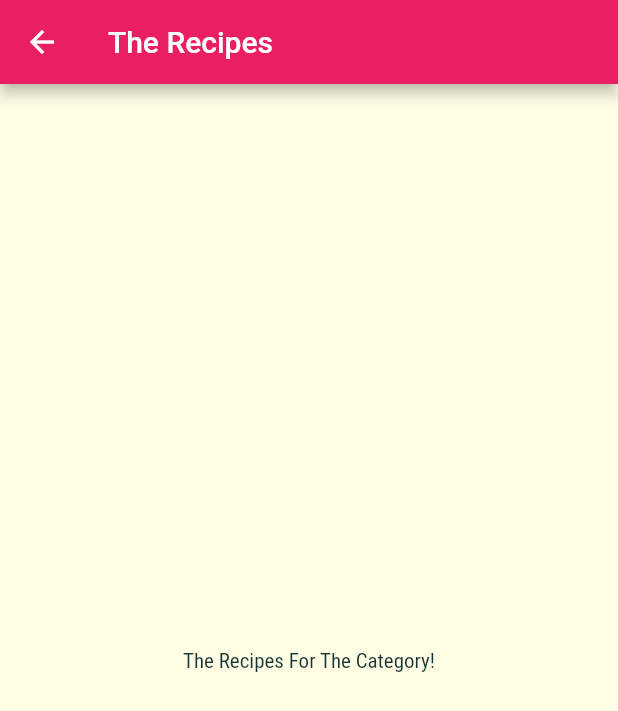
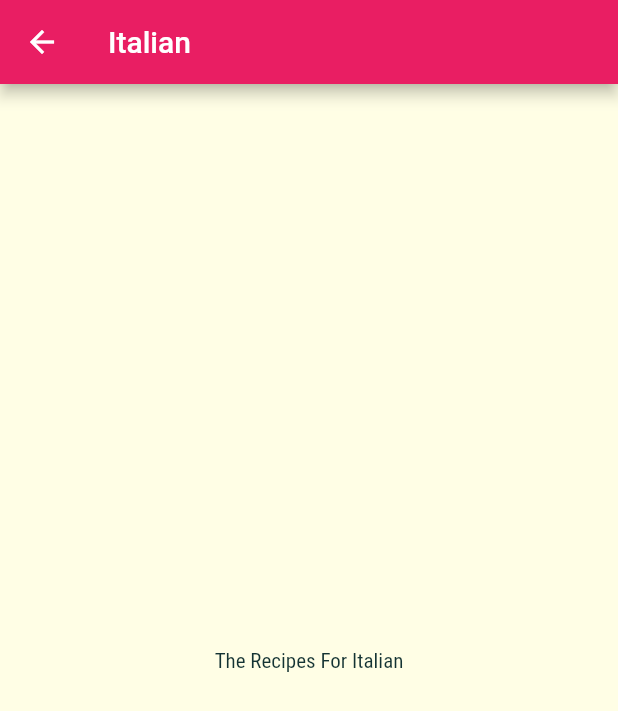
Before and after one commit to k3forx/flutter-practice, a Flutter app: the screen it shows after launch, after a tap on "Italian", on a phone screen of 412 x 824 dp. Shown: the top 711 px of the screen. Run offline on Flutter 3.47's test engine with Material 2 defaults, Android fonts, the phone set to English and light mode, and no system bars.

Commit message:
passing data via constructor

```diff
--- a/meals_app/lib/categories_screen.dart
+++ b/meals_app/lib/categories_screen.dart
@@ -21,8 +21,13 @@ class CategoriesScreen extends StatelessWidget {
           mainAxisSpacing: 20,
         ),
         children: DUMMY_CATEGORIES
-            .map((category) =>
-                CategoryItem(title: category.title, color: category.color))
+            .map(
+              (category) => CategoryItem(
+                id: category.id,
+                title: category.title,
+                color: category.color,
+              ),
+            )
             .toList(),
       ),
     );
--- a/meals_app/lib/category_item.dart
+++ b/meals_app/lib/category_item.dart
@@ -2,11 +2,13 @@ import 'package:flutter/material.dart';
 import 'package:meals_app/category_meals_screen.dart';
 
 class CategoryItem extends StatelessWidget {
+  final String id;
   final String title;
   final Color color;
 
   const CategoryItem({
     super.key,
+    required this.id,
     required this.title,
     required this.color,
   });
@@ -14,7 +16,10 @@ class CategoryItem extends StatelessWidget {
   void selectCategory(BuildContext context) {
     Navigator.of(context).push(
       MaterialPageRoute(
-        builder: (_) => const CategoryMealsScreen(),
+        builder: (_) => CategoryMealsScreen(
+          categoryId: id,
+          categoryTitle: title,
+        ),
       ),
     );
   }
--- a/meals_app/lib/category_meals_screen.dart
+++ b/meals_app/lib/category_meals_screen.dart
@@ -1,16 +1,23 @@
 import 'package:flutter/material.dart';
 
 class CategoryMealsScreen extends StatelessWidget {
-  const CategoryMealsScreen({super.key});
+  final String categoryId;
+  final String categoryTitle;
+
+  const CategoryMealsScreen({
+    super.key,
+    required this.categoryId,
+    required this.categoryTitle,
+  });
 
   @override
   Widget build(BuildContext context) {
     return Scaffold(
       appBar: AppBar(
-        title: const Text('The Recipes'),
+        title: Text(categoryTitle),
       ),
-      body: const Center(
-        child: Text('The Recipes For The Category!'),
+      body: Center(
+        child: Text('The Recipes For $categoryTitle'),
       ),
     );
   }
```
